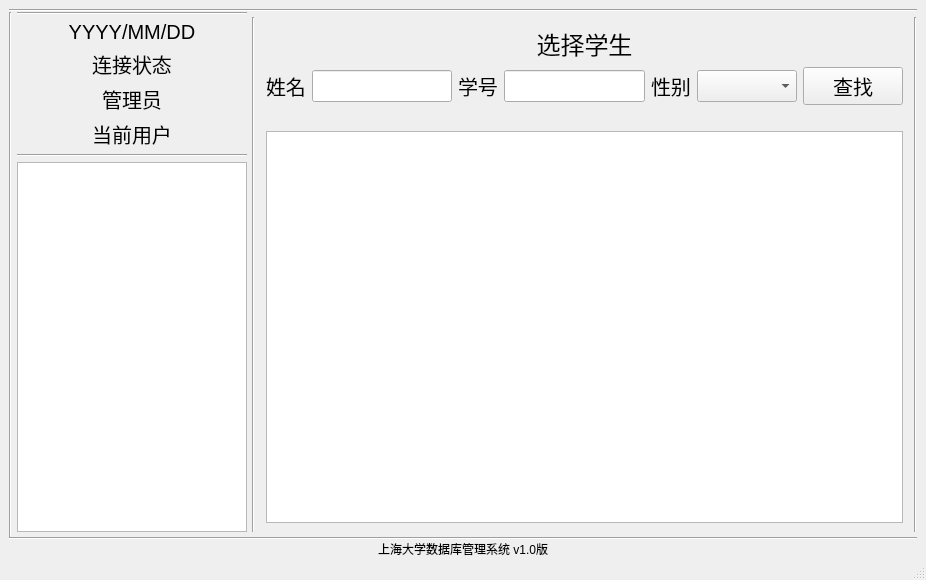
Before: the Qt Designer form mainwindow.ui in Hycdog/sdbm, drawn with Qt 5.
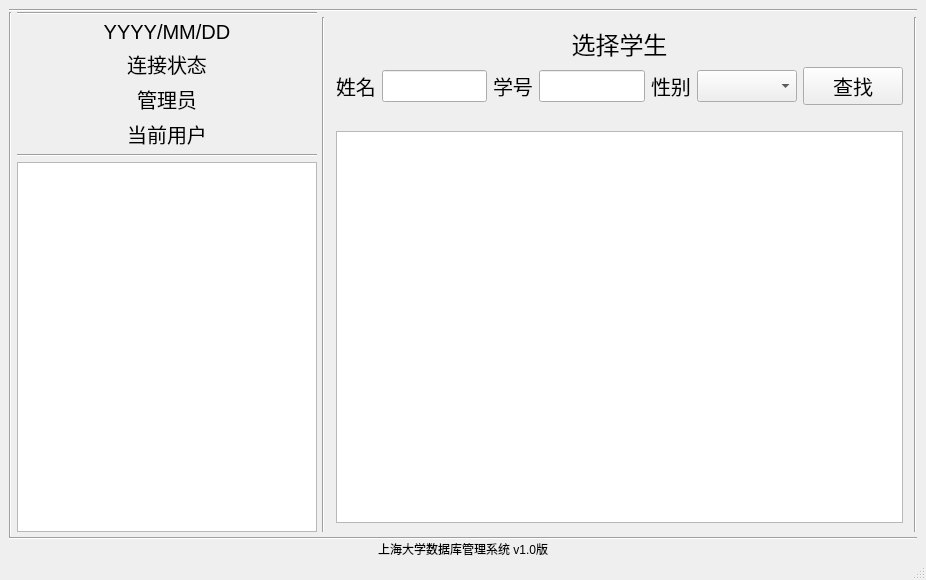
After: the same form once the commit is applied. Custom widgets are drawn as their Qt base class.

```diff
--- a/mainwindow.ui
+++ b/mainwindow.ui
@@ -114,7 +114,7 @@
             </property>
             <property name="minimumSize">
              <size>
-              <width>100</width>
+              <width>300</width>
               <height>0</height>
              </size>
             </property>
@@ -491,6 +491,12 @@
             </item>
             <item row="2" column="0">
              <widget class="QLabel" name="label_querystatus">
+              <property name="maximumSize">
+               <size>
+                <width>1000</width>
+                <height>16777215</height>
+               </size>
+              </property>
               <property name="text">
                <string/>
               </property>
```
